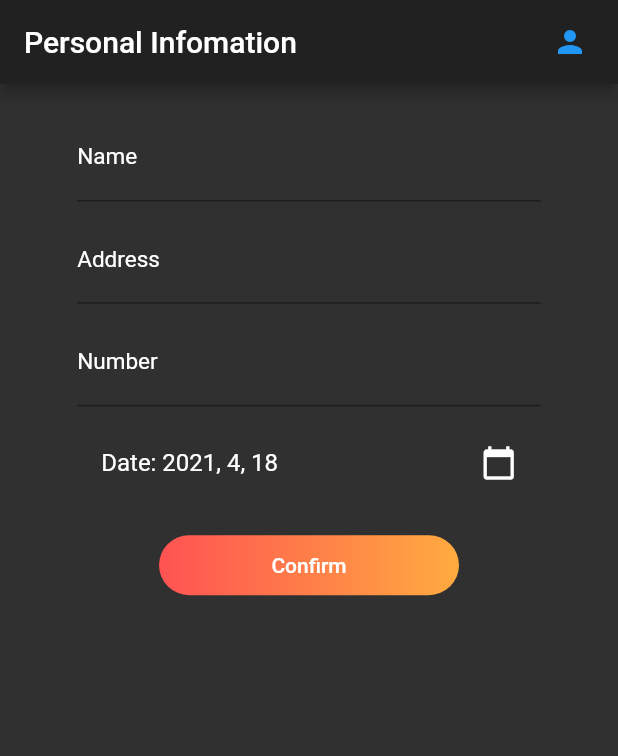
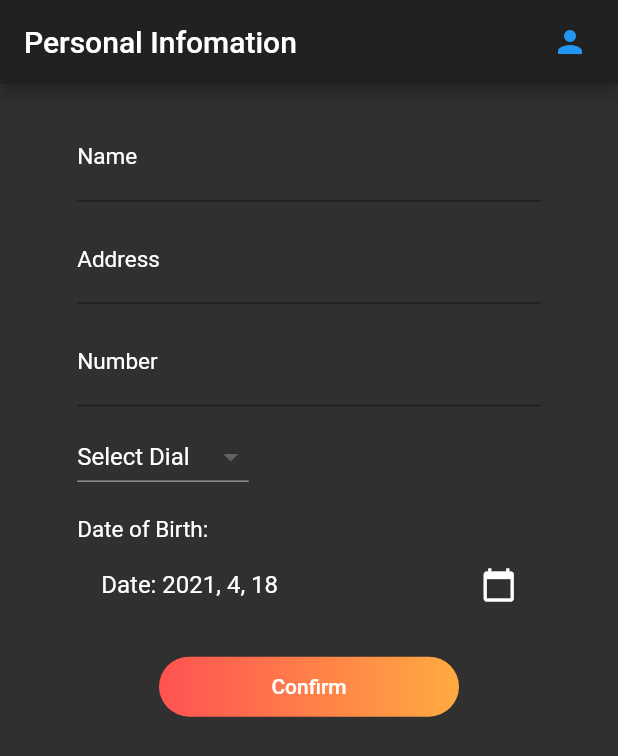
Before and after one commit to juliesZ7/bt5_backend_new, a Flutter app: the screen it shows after launch, after a tap on "Confirm", on a phone screen of 412 x 824 dp. Shown: the top 756 px of the screen. Run offline on Flutter 3.47's test engine with Material 2 defaults, Android fonts, the light colour scheme and no system bars; our stand-ins replace cloud_firestore, firebase_auth, firebase_core; accounts and stored records are empty.

Commit message:
[Done] task 19/4

```diff
--- a/lib/Register/Personal_Info.dart
+++ b/lib/Register/Personal_Info.dart
@@ -1,3 +1,4 @@
+import 'package:cloud_firestore/cloud_firestore.dart';
 import 'package:flutter/material.dart';
 
 class PersonalInfo extends StatefulWidget {
@@ -10,6 +11,16 @@ class _PersonalInfoState extends State<PersonalInfo> {
   TextEditingController address = TextEditingController();
   TextEditingController number = TextEditingController();
   DateTime pickedDate;
+  String dropDownValue;
+  List listDropDownItem = [
+    '+1 America',
+    '+7 Russian',
+    '+44 British',
+    '+84 Vietnam',
+    '+81 Japan',
+    '+86 China',
+    '+82 Korea'
+  ];
 
   @override
   void initState() {
@@ -66,6 +77,39 @@ class _PersonalInfoState extends State<PersonalInfo> {
               SizedBox(
                 height: 10,
               ),
+              Container(
+                child: DropdownButton(
+                  hint: Text(
+                    'Select Dial',
+                    style: TextStyle(color: Colors.white),
+                  ),
+                  value: dropDownValue,
+                  onChanged: (newValue) {
+                    setState(() {
+                      dropDownValue = newValue;
+                    });
+                  },
+                  dropdownColor: Colors.grey[900],
+                  items: listDropDownItem.map((e) {
+                    return DropdownMenuItem(
+                      value: e,
+                      child: Text(
+                        e,
+                        style: TextStyle(color: Colors.white),
+                      ),
+                    );
+                  }).toList(),
+                ),
+              ),
+              SizedBox(height: 15),
+              Container(
+                child: Column(
+                  crossAxisAlignment: CrossAxisAlignment.start,
+                  children: [
+                    Text(
+                      "Date of Birth:",
+                      style: TextStyle(color: Colors.white, fontSize: 15),
+                    ),
                     ListTile(
                       title: Text(
                         'Date: ${pickedDate.year}, ${pickedDate.month}, ${pickedDate.day}',
@@ -76,6 +120,9 @@ class _PersonalInfoState extends State<PersonalInfo> {
                         color: Colors.white,
                       ),
                       onTap: _pickedDate,
+                    ),
+                  ],
+                ),
               ),
               SizedBox(
                 height: 20,
@@ -92,9 +139,17 @@ class _PersonalInfoState extends State<PersonalInfo> {
                         borderRadius: BorderRadius.circular(50)),
                     child: TextButton(
                         onPressed: () {
-                          setState(() {
-
-                          });
+                          Map<String, dynamic> data = {
+                            'Name': name.text,
+                            'Address': address.text,
+                            'Phone Number': number.text,
+                            'Number Area': dropDownValue,
+                            'Date of Birth': pickedDate
+                          };
+                          FirebaseFirestore.instance
+                              .collection('UserData')
+                              .doc('testUser')
+                              .set(data);
                         },
                         child: Text(
                           'Confirm',
```
Also changed, not shown: 1 other file. Lines whose indentation alone changed are shown as unchanged.
